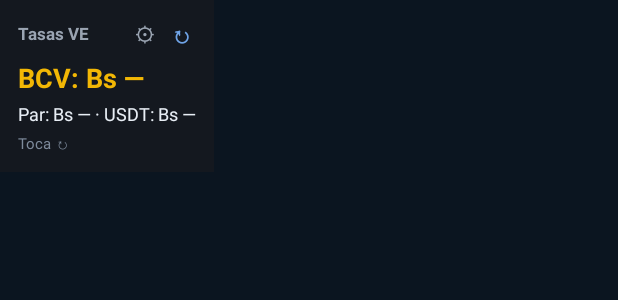
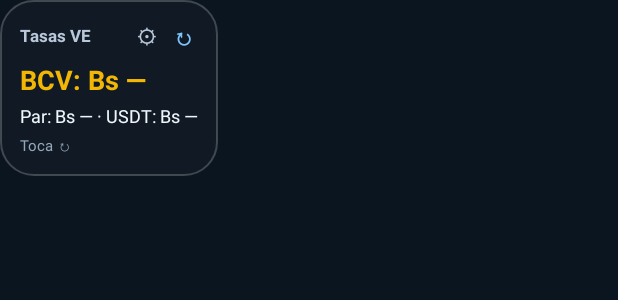
Before and after one commit to rcarpio022-design/TasasVE-APP, an Android app: the layout widget_tasas.xml on its own in the app's theme, with its tools: preview values and no code run, on a phone screen of 412 x 824 dp. Shown: the top 300 px of the screen. Run offline under Robolectric (Android 15) with nearby library versions, the phone set to English and light mode, and no system bars.

Commit message:
Update widget_tasas.xml

```diff
--- a/app/src/main/res/layout/widget_tasas.xml
+++ b/app/src/main/res/layout/widget_tasas.xml
@@ -3,9 +3,9 @@
     android:id="@+id/w_root"
     android:layout_width="wrap_content"
     android:layout_height="wrap_content"
-    android:background="#14181F"
+    android:background="@drawable/bg_widget_glass"
     android:orientation="vertical"
-    android:padding="12dp">
+    android:padding="13dp">
 
     <LinearLayout
         android:layout_width="match_parent"
@@ -19,7 +19,7 @@
             android:layout_height="wrap_content"
             android:layout_weight="1"
             android:text="Tasas VE"
-            android:textColor="#9AA4B2"
+            android:textColor="#B8C7D9"
             android:textSize="11sp"
             android:textStyle="bold" />
 
@@ -30,7 +30,7 @@
             android:paddingStart="8dp"
             android:paddingEnd="6dp"
             android:text="⚙"
-            android:textColor="#9AA4B2"
+            android:textColor="#B8C7D9"
             android:textSize="14sp" />
 
         <TextView
@@ -40,27 +40,20 @@
             android:paddingStart="4dp"
             android:paddingEnd="2dp"
             android:text="↻"
-            android:textColor="#6FA3E6"
+            android:textColor="#7CC4FA"
             android:textSize="15sp"
             android:textStyle="bold" />
     </LinearLayout>
 
-    <LinearLayout
+    <TextView
+        android:id="@+id/w_bcv"
         android:layout_width="wrap_content"
         android:layout_height="wrap_content"
         android:layout_marginTop="6dp"
-        android:gravity="center_vertical"
-        android:orientation="horizontal">
-
-        <TextView
-            android:id="@+id/w_bcv"
-            android:layout_width="wrap_content"
-            android:layout_height="wrap_content"
-            android:text="BCV: Bs —"
-            android:textColor="#F2B705"
-            android:textSize="18sp"
-            android:textStyle="bold" />
-    </LinearLayout>
+        android:text="BCV: Bs —"
+        android:textColor="#F2B705"
+        android:textSize="18sp"
+        android:textStyle="bold" />
 
     <TextView
         android:id="@+id/w_par"
@@ -68,7 +61,7 @@
         android:layout_height="wrap_content"
         android:layout_marginTop="3dp"
         android:text="Par: Bs — · USDT: Bs —"
-        android:textColor="#E8EEF5"
+        android:textColor="#F0F6FC"
         android:textSize="12sp" />
 
     <TextView
@@ -77,6 +70,6 @@
         android:layout_height="wrap_content"
         android:layout_marginTop="4dp"
         android:text="Toca ↻"
-        android:textColor="#7D8A9B"
+        android:textColor="#94A6BA"
         android:textSize="10sp" />
 </LinearLayout>
```
